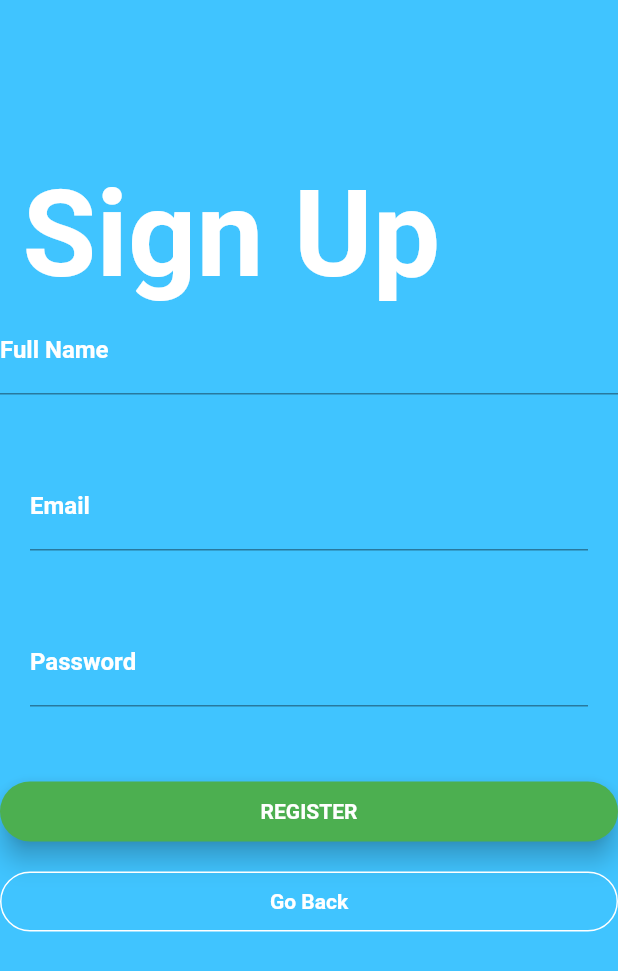
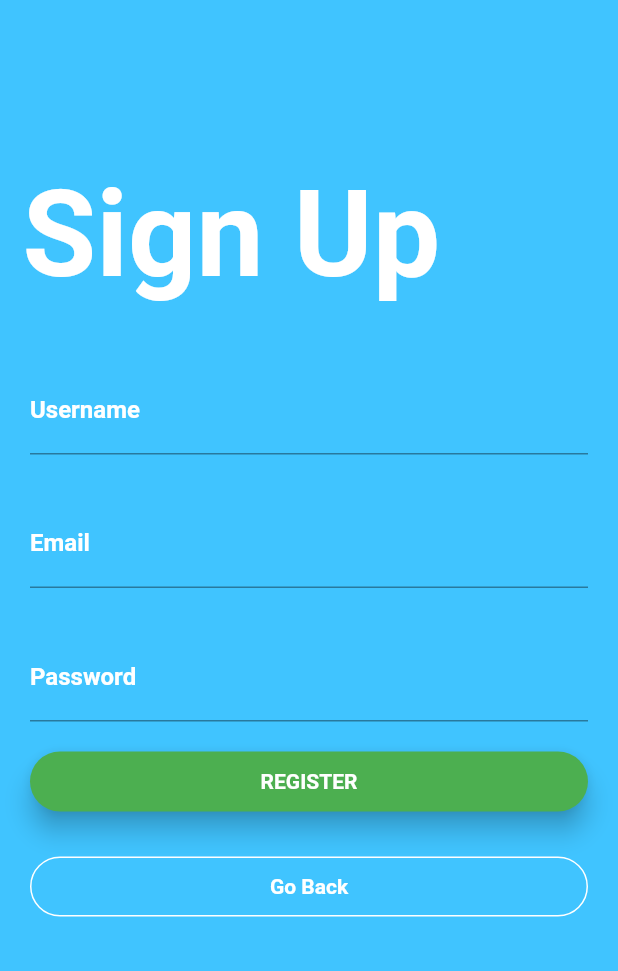
Before and after one commit to herizaladk/malala, a Flutter app: the Register screen opened directly, on a phone screen of 412 x 824 dp. Shown: the top 971 px of the screen. Run offline on Flutter 3.47's test engine with Material 2 defaults, Android fonts, the phone set to English and light mode, and no system bars; our stand-ins replace firebase_auth; accounts and stored records are empty; Roboto replaces fonts that are missing (Montserrat).

```diff
--- a/lib/register.dart
+++ b/lib/register.dart
@@ -17,7 +17,7 @@ class _RegisterState extends State<Register> {
   @override
   Widget build(BuildContext context) {
     return new Scaffold(
-      backgroundColor:Colors.lightBlueAccent,
+        backgroundColor: Colors.lightBlueAccent,
         resizeToAvoidBottomPadding: false,
         body: Column(
             crossAxisAlignment: CrossAxisAlignment.start,
@@ -30,35 +30,46 @@ class _RegisterState extends State<Register> {
                       child: Text(
                         'Sign Up',
                         style: TextStyle(
-                            fontSize: 80.0, fontWeight: FontWeight.bold,color:Colors.white),
+                            fontSize: 80.0,
+                            fontWeight: FontWeight.bold,
+                            color: Colors.white),
                       ),
                     ),
                   ],
                 ),
               ),
               Form(
-                key:_formkey,
-                  // padding: EdgeInsets.only(top: 35.0, left: 20.0, right: 20.0),
+                  key: _formkey,
                   child: Column(
                     children: <Widget>[
-                      TextField(
+                      SizedBox(height: 10.0),
+                      Padding(
+                        padding:
+                            EdgeInsets.only(top: 30.0, left: 20.0, right: 20.0),
+                        child: TextFormField(
+                          validator: (input) {
+                            if (input.isEmpty) {
+                              return 'Please add an username';
+                            }
+                          },
                           decoration: InputDecoration(
-                            labelText: 'Full Name',
+                              labelText: 'Username ',
                               labelStyle: TextStyle(
                                   // fontFamily: 'Montserrat',
                                   fontWeight: FontWeight.bold,
                                   color: Colors.white),
-                            // hintText: 'EMAIL',
-                            // hintStyle: ,
                               focusedBorder: UnderlineInputBorder(
                                   borderSide: BorderSide(color: Colors.white))),
+                          obscureText: false,
+                        ),
                       ),
                       SizedBox(height: 10.0),
                       Padding(
-                        padding: EdgeInsets.only(top: 35.0, left: 20.0, right: 20.0),
+                        padding:
+                            EdgeInsets.only(top: 20.0, left: 20.0, right: 20.0),
                         child: TextFormField(
-                          validator:(input){
-                            if(input.isEmpty){
+                          validator: (input) {
+                            if (input.isEmpty) {
                               return 'Please add an email';
                             }
                           },
@@ -71,15 +82,16 @@ class _RegisterState extends State<Register> {
                               focusedBorder: UnderlineInputBorder(
                                   borderSide: BorderSide(color: Colors.white))),
                           obscureText: false,
-                          onSaved: (input)=>_email=input,
+                          onSaved: (input) => _email = input,
                         ),
                       ),
                       SizedBox(height: 10.0),
                       Padding(
-                       padding: EdgeInsets.only(top: 35.0, left: 20.0, right: 20.0),
+                        padding:
+                            EdgeInsets.only(top: 20.0, left: 20.0, right: 20.0),
                         child: TextFormField(
-                          validator:(input){
-                            if (input.length<6)
+                          validator: (input) {
+                            if (input.length < 6)
                               return 'Password must contains 6 characters';
                           },
                           decoration: InputDecoration(
@@ -91,11 +103,12 @@ class _RegisterState extends State<Register> {
                               focusedBorder: UnderlineInputBorder(
                                   borderSide: BorderSide(color: Colors.white))),
                           obscureText: true,
-                                  onSaved: (input)=>_password=input,
+                          onSaved: (input) => _password = input,
                         ),
                       ),
-                      SizedBox(height: 50.0),
-                      Container(
+                      Padding(
+                        padding:  EdgeInsets.only(top: 20.0, left: 20.0, right: 20.0),
+                        child: Container(
                             height: 40.0,
                             child: Material(
                               borderRadius: BorderRadius.circular(20.0),
@@ -115,8 +128,11 @@ class _RegisterState extends State<Register> {
                                 ),
                               ),
                             )),
+                      ),
                       SizedBox(height: 20.0),
-                      Container(
+                      Padding(
+                        padding:  EdgeInsets.only(top: 10.0, left: 20.0, right: 20.0),
+                        child: Container(
                           height: 40.0,
                           color: Colors.transparent,
                           child: Container(
@@ -134,9 +150,10 @@ class _RegisterState extends State<Register> {
                               child: Center(
                                 child: Text('Go Back',
                                     style: TextStyle(
-                                    color:Colors.white,
+                                        color: Colors.white,
                                         fontWeight: FontWeight.bold,
                                         fontFamily: 'Montserrat')),
+                              ),
                             ),
                           ),
                         ),
@@ -145,17 +162,18 @@ class _RegisterState extends State<Register> {
                   )),
             ]));
   }
-  void register() async{
-    if (_formkey.currentState.validate()){
+
+  void register() async {
+    if (_formkey.currentState.validate()) {
       _formkey.currentState.save();
       try {
-        await FirebaseAuth.instance.createUserWithEmailAndPassword(email:_email,password:_password);
-        Navigator.pushReplacement(context, MaterialPageRoute(builder: (context)=>SignIn()));
-      }catch(e){
+        await FirebaseAuth.instance
+            .createUserWithEmailAndPassword(email: _email, password: _password);
+        Navigator.pushReplacement(
+            context, MaterialPageRoute(builder: (context) => SignIn()));
+      } catch (e) {
         print(e.massage);
-
       }
     }
   }
-
 }
```
Also changed, not shown: lib/home.dart (+118 -15 lines), lib/sigin.dart (+10 -3 lines), pubspec.yaml (+4 -3 lines), assets/alun.jpg (added), assets/bubu.jpg (added), assets/dago.jpg (added). Lines whose indentation alone changed are shown as unchanged.
